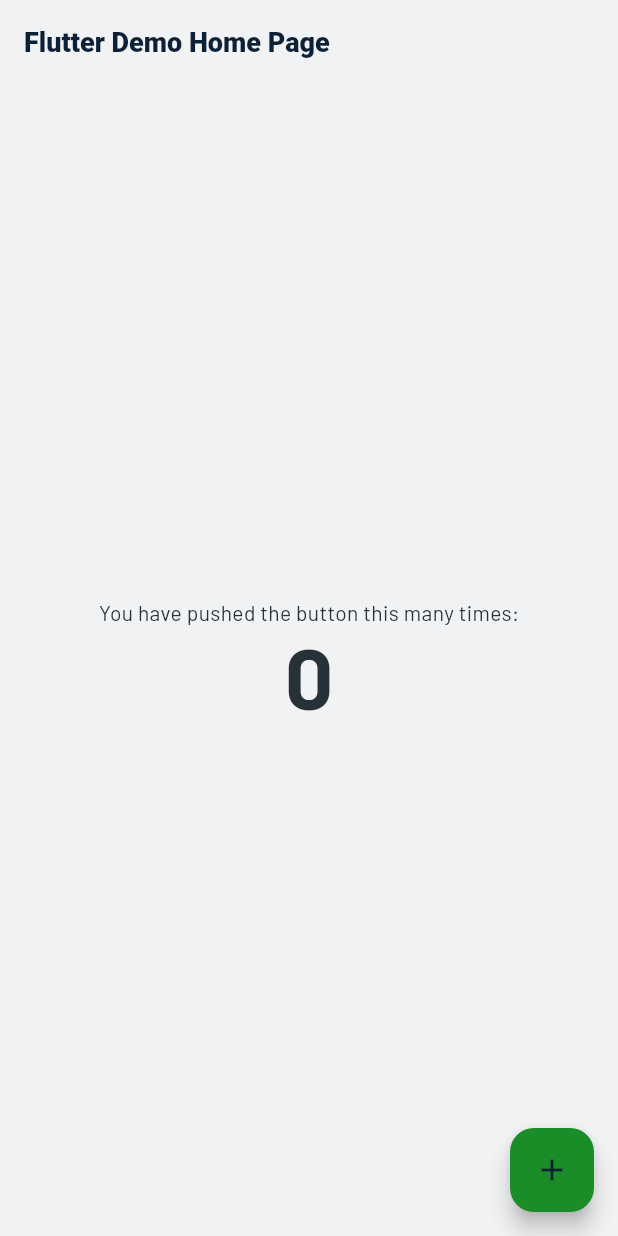
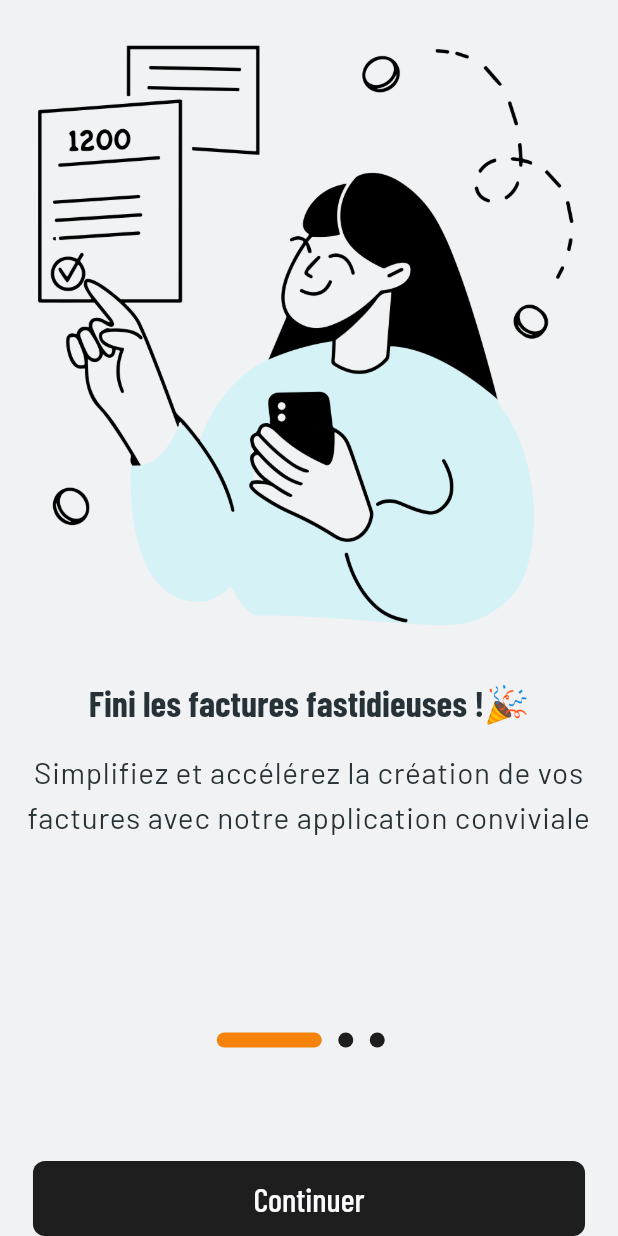
Before and after one commit to Brughth/Lost-and-found, a Flutter app: the screen it shows after launch, on a phone screen of 412 x 824 dp. Run offline on Flutter 3.47's test engine with Material 3 defaults, Android fonts, the light colour scheme and no system bars; our stand-ins replace auto_route, flutter_screenutil, get_it, google_fonts.

Commit message:
setup routing, locator, bootstrap, onboarding, tec..

```diff
--- /dev/null
+++ b/lib/bootstrap.dart
@@ -0,0 +1,40 @@
+import 'dart:async';
+
+import 'package:biz_invoice/service_locator.dart';
+import 'package:flutter/foundation.dart';
+import 'package:flutter/material.dart';
+import 'package:flutter/services.dart';
+
+_setupApplication() {
+  /// Hide status bar for splash screen
+  // SystemChrome.setEnabledSystemUIMode(SystemUiMode.leanBack);
+
+  LicenseRegistry.addLicense(
+    () async* {
+      final license = await rootBundle.loadString('google_fonts/OFL.txt');
+      yield LicenseEntryWithLineBreaks(
+        ['google_fonts'],
+        license,
+      );
+    },
+  );
+}
+
+bootstrap({
+  required FutureOr<Widget> Function() builder,
+}) {
+  runZonedGuarded(
+    () async {
+      WidgetsFlutterBinding.ensureInitialized();
+      _setupApplication();
+      setupLocator();
+
+      runApp(await builder.call());
+    },
+    (error, stack) {
+      if (kDebugMode) {
+        print(error);
+      }
+    },
+  );
+}
--- a/lib/main.dart
+++ b/lib/main.dart
@@ -1,117 +1,8 @@
-import 'dart:async';
+import 'bootstrap.dart';
+import 'shared/application.dart';
 
-import 'package:biz_invoice/shared/theme/dark_theme.dart';
-import 'package:biz_invoice/shared/theme/light_theme.dart';
-import 'package:flutter/foundation.dart';
-import 'package:flutter/material.dart';
-import 'package:flutter/services.dart';
-
-_setupApplication() {
-  /// Hide status bar for splash screen
-  // SystemChrome.setEnabledSystemUIMode(SystemUiMode.leanBack);
-
-  LicenseRegistry.addLicense(
-    () async* {
-      final license = await rootBundle.loadString('google_fonts/OFL.txt');
-      yield LicenseEntryWithLineBreaks(
-        ['google_fonts'],
-        license,
-      );
-    },
+void main() {
+  bootstrap(
+    builder: () => Application(),
   );
 }
-
-void main() {
-  runZonedGuarded(
-    () {
-      WidgetsFlutterBinding.ensureInitialized();
-      _setupApplication();
-
-      runApp(const MyApp());
-    },
-    (error, stack) {
-      if (kDebugMode) {
-        print(error);
-      }
-    },
-  );
-}
-
-class MyApp extends StatelessWidget {
-  const MyApp({super.key});
-
-  @override
-  Widget build(BuildContext context) {
-    return AnnotatedRegion<SystemUiOverlayStyle>(
-      value: const SystemUiOverlayStyle(
-        statusBarColor: Colors.transparent,
-      ),
-      child: MaterialApp(
-        title: 'Biz Invoice',
-        debugShowCheckedModeBanner: false,
-        theme: buildLightTheme(),
-        darkTheme: buildDarkTheme(),
-        themeMode: ThemeMode.light,
-        home: const MyHomePage(
-          title: 'Flutter Demo Home Page',
-        ),
-      ),
-    );
-  }
-}
-
-class MyHomePage extends StatefulWidget {
-  const MyHomePage({super.key, required this.title});
-
-  final String title;
-
-  @override
-  State<MyHomePage> createState() => _MyHomePageState();
-}
-
-class _MyHomePageState extends State<MyHomePage> {
-  int _counter = 0;
-
-  void _incrementCounter() {
-    setState(() {
-      _counter++;
-    });
-  }
-
-  @override
-  Widget build(BuildContext context) {
-    return Scaffold(
-      appBar: AppBar(
-        title: Text(
-          widget.title,
-          style: const TextStyle(),
-        ),
-      ),
-      body: Center(
-        child: Column(
-          mainAxisAlignment: MainAxisAlignment.center,
-          children: <Widget>[
-            const Text(
-              'You have pushed the button this many times:',
-            ),
-            Text(
-              '$_counter',
-              style: Theme.of(context).textTheme.displayLarge,
-            ),
-          ],
-        ),
-      ),
-      floatingActionButton: FloatingActionButton(
-        onPressed: () {
-          Navigator.of(context).push(MaterialPageRoute(builder: (context) {
-            return Scaffold(
-              appBar: AppBar(),
-            );
-          }));
-        },
-        tooltip: 'Increment',
-        child: const Icon(Icons.add),
-      ),
-    );
-  }
-}
--- /dev/null
+++ b/lib/onboarding/onboarding_item_widget.dart
@@ -0,0 +1,45 @@
+import 'package:biz_invoice/shared/extensions/context_extensions.dart';
+import 'package:flutter/material.dart';
+import 'package:flutter_screenutil/flutter_screenutil.dart';
+
+class OnboardingItemWidget extends StatelessWidget {
+  final String image;
+  final String title;
+  final String description;
+  const OnboardingItemWidget({
+    super.key,
+    required this.image,
+    required this.title,
+    required this.description,
+  });
+
+  @override
+  Widget build(BuildContext context) {
+    return Column(
+      children: [
+        Image.asset(
+          image,
+        ),
+        SizedBox(height: 20.h),
+        Text(
+          title,
+          style: context.textTheme.headlineSmall!.copyWith(
+            fontWeight: FontWeight.w700,
+          ),
+        ),
+        SizedBox(height: 15.h),
+        Padding(
+          padding: EdgeInsets.symmetric(horizontal: 15.w),
+          child: Text(
+            description,
+            textAlign: TextAlign.center,
+            style: context.textTheme.bodyLarge?.copyWith(
+              //fontWeight: FontWeight.w400,
+              fontSize: 18.sp,
+            ),
+          ),
+        )
+      ],
+    );
+  }
+}
--- /dev/null
+++ b/lib/onboarding/onboarding_screen.dart
@@ -0,0 +1,154 @@
+import 'package:auto_route/auto_route.dart';
+import 'package:biz_invoice/shared/theme/app_colors.dart';
+import 'package:biz_invoice/shared/utils/const.dart';
+import 'package:biz_invoice/shared/widgets/app_button.dart';
+import 'package:flutter/material.dart';
+import 'package:flutter/services.dart';
+import 'package:flutter_screenutil/flutter_screenutil.dart';
+
+import 'onboarding_item_widget.dart';
+
+@RoutePage()
+class OnboardingScreen extends StatefulWidget {
+  const OnboardingScreen({super.key});
+
+  @override
+  State<OnboardingScreen> createState() => _OnboardingScreenState();
+}
+
+class _OnboardingScreenState extends State<OnboardingScreen> {
+  late PageController pageController;
+
+  int index = 0;
+
+  @override
+  void initState() {
+    pageController = PageController(
+      initialPage: index,
+    );
+    super.initState();
+  }
+
+  @override
+  void dispose() {
+    pageController.dispose();
+    super.dispose();
+  }
+
+  Color getCurrentDotIndicatorColor(int index) {
+    return switch (index) {
+      0 => kYellow,
+      1 => kPrimary,
+      2 => kDarkSecondary,
+      _ => kBlack,
+    };
+  }
+
+  @override
+  Widget build(BuildContext context) {
+    return AnnotatedRegion<SystemUiOverlayStyle>(
+      value: Theme.of(context).appBarTheme.systemOverlayStyle!,
+      child: Scaffold(
+        body: Column(
+          children: [
+            SizedBox(
+              height: MediaQuery.paddingOf(context).top,
+            ),
+            Expanded(
+              flex: 5,
+              child: PageView(
+                controller: pageController,
+                onPageChanged: (value) {
+                  setState(() {
+                    index = value;
+                  });
+                },
+                children: const [
+                  OnboardingItemWidget(
+                    image: 'assets/images/create.png',
+                    title: 'Fini les factures fastidieuses !🎉',
+                    description:
+                        'Simplifiez et accélérez la création de vos factures avec notre application conviviale',
+                  ),
+                  OnboardingItemWidget(
+                    image: 'assets/images/template.png',
+                    title: 'Des factures à votre image !🔥',
+                    description:
+                        'Personnalisez vos factures avec votre logo, vos couleurs et vos informations.',
+                  ),
+                  OnboardingItemWidget(
+                    image: 'assets/images/send.png',
+                    title: 'Factures envoyées, clients satisfaits !💸',
+                    description:
+                        'Partagez vos factures avec vos clients en quelques clics. pdf, image, etc...',
+                  ),
+                ],
+              ),
+            ),
+            const SizedBox(
+              height: 10,
+            ),
+            Expanded(
+              child: Padding(
+                padding: EdgeInsets.symmetric(horizontal: 20.w),
+                child: Column(
+                  mainAxisAlignment: MainAxisAlignment.spaceBetween,
+                  crossAxisAlignment: CrossAxisAlignment.center,
+                  children: [
+                    Row(
+                      mainAxisAlignment: MainAxisAlignment.center,
+                      children: List.generate(
+                        3,
+                        (i) {
+                          return Padding(
+                            padding: EdgeInsets.only(right: 10.w),
+                            child: AnimatedContainer(
+                              duration: const Duration(milliseconds: 1000),
+                              child: Container(
+                                width: index == i ? 70 : 10,
+                                height: 10,
+                                decoration: BoxDecoration(
+                                  color: index == i
+                                      ? getCurrentDotIndicatorColor(i)
+                                      : kBlack,
+                                  shape: index == i
+                                      ? BoxShape.rectangle
+                                      : BoxShape.circle,
+                                  borderRadius: index == i
+                                      ? BorderRadius.circular(8)
+                                      : null,
+                                ),
+                              ),
+                            ),
+                          );
+                        },
+                      ),
+                    ),
+                    AppButton(
+                      onPressed: () {
+                        if (index <= 1) {
+                          setState(() {
+                            pageController.nextPage(
+                              duration: appDurationDouble,
+                              curve: Curves.ease,
+                            );
+                          });
+                          return;
+                        }
+                      },
+                      bgColor: kBlack,
+                      text: index == 2 ? 'Commencer' : 'Continuer',
+                    ),
+                  ],
+                ),
+              ),
+            ),
+            SizedBox(
+              height: MediaQuery.paddingOf(context).top,
+            ),
+          ],
+        ),
+      ),
+    );
+  }
+}
--- /dev/null
+++ b/lib/service_locator.dart
@@ -0,0 +1,8 @@
+import 'package:biz_invoice/shared/routing/app_router.dart';
+import 'package:get_it/get_it.dart';
+
+final getIt = GetIt.instance;
+
+void setupLocator() {
+  getIt.registerSingleton<AppRouter>(AppRouter());
+}
--- /dev/null
+++ b/lib/shared/application.dart
@@ -0,0 +1,37 @@
+import 'package:biz_invoice/service_locator.dart';
+import 'package:biz_invoice/shared/routing/app_router.dart';
+import 'package:flutter/material.dart';
+import 'package:flutter_screenutil/flutter_screenutil.dart';
+
+import 'theme/dark_theme.dart';
+import 'theme/light_theme.dart';
+
+class Application extends StatelessWidget {
+  Application({super.key});
+
+  final _appRouter = getIt.get<AppRouter>();
+
+  @override
+  Widget build(BuildContext context) {
+    return ScreenUtilInit(
+      designSize: const Size(375, 812),
+      child: MaterialApp.router(
+        title: 'Biz Invoice',
+        debugShowCheckedModeBanner: false,
+        theme: buildLightTheme(),
+        darkTheme: buildDarkTheme(),
+        themeMode: ThemeMode.light,
+        routerConfig: _appRouter.config(),
+        builder: (context, child) => _unFocusWrapper(child),
+      ),
+    );
+  }
+}
+
+Widget _unFocusWrapper(Widget? child) {
+  return GestureDetector(
+    behavior: HitTestBehavior.opaque,
+    onTap: () => FocusManager.instance.primaryFocus?.unfocus(),
+    child: child,
+  );
+}
--- /dev/null
+++ b/lib/shared/extensions/context_extensions.dart
@@ -0,0 +1,15 @@
+import 'package:flutter/material.dart';
+
+extension ThemeDataX on BuildContext {
+  Brightness get brightness => Theme.of(this).brightness;
+
+  ColorScheme get colorScheme => Theme.of(this).colorScheme;
+
+  TextTheme get textTheme => Theme.of(this).textTheme;
+
+  ThemeData get theme => Theme.of(this);
+}
+
+extension MediaQueryX on BuildContext {
+  Size get screenSize => MediaQuery.of(this).size;
+}
--- /dev/null
+++ b/lib/shared/routing/app_router.dart
@@ -0,0 +1,16 @@
+import 'package:auto_route/auto_route.dart';
+
+import '../../onboarding/onboarding_screen.dart';
+
+part 'app_router.gr.dart';
+
+@AutoRouterConfig()
+class AppRouter extends _$AppRouter {
+  @override
+  List<AutoRoute> get routes => [
+        AutoRoute(
+          page: OnboardingRoute.page,
+          initial: true,
+        )
+      ];
+}
--- a/lib/shared/theme/app_colors.dart
+++ b/lib/shared/theme/app_colors.dart
@@ -34,6 +34,8 @@ const ColorScheme kDarkColorScheme = ColorScheme(
 /// basic colors
 const kSecondary = Color(0xFF64c66f);
 const kPrimary = Color(0xFF1a8c28);
+const kDarkSecondary = Color(0xff7cacf8);
+const kYellow = Color(0xfff5820b);
 
 const kTeal400 = Color(0xFF26A69A);
 const kGrey900 = Color(0xFF263238);
@@ -49,7 +51,7 @@ const kRedColorHeart = Color(0xFFf22742);
 const kLightPrimary = Color(0xfffcfcff);
 const kLightAccent = Color(0xFF1E1E1E);
 const kDarkAccent = Color(0xffd3e3fd);
-const Color black = Color(0xFF1E1E1E);
+const Color kBlack = Color(0xFF1E1E1E);
 
 const kLightBG = Color(0xffF1F2F3); // 0xffd3e3fd
 const kLightText = Color(0xffd3e3fd); //
--- /dev/null
+++ b/lib/shared/utils/const.dart
@@ -0,0 +1,2 @@
+const appDuration = Duration(milliseconds: 500);
+const appDurationDouble = Duration(milliseconds: 1000);
--- /dev/null
+++ b/lib/shared/widgets/app_button.dart
@@ -0,0 +1,94 @@
+import 'package:biz_invoice/shared/extensions/context_extensions.dart';
+import 'package:biz_invoice/shared/theme/app_colors.dart';
+import 'package:flutter/cupertino.dart';
+import 'package:flutter/material.dart';
+
+class AppButton extends StatelessWidget {
+  final Widget? child;
+  final VoidCallback? onPressed;
+  final Color? bgColor;
+  final Color? borderColor;
+  final bool enable;
+  final bool haveTop;
+  final bool loading;
+  final Color? loadingColor;
+  final double height;
+  final String? text;
+
+  const AppButton({
+    Key? key,
+    this.child,
+    this.onPressed,
+    this.enable = true,
+    this.bgColor,
+    this.borderColor,
+    this.loading = false,
+    this.haveTop = true,
+    this.height = 50.0,
+    this.loadingColor,
+    this.text,
+  }) : super(key: key);
+
+  @override
+  Widget build(BuildContext context) {
+    return Stack(
+      alignment: Alignment.center,
+      children: [
+        Container(
+          height: height,
+          decoration: BoxDecoration(
+            borderRadius: BorderRadius.circular(8),
+            color: enable ? bgColor : bgColor?.withOpacity(.6),
+            border: borderColor != null
+                ? Border.all(
+                    color: borderColor!,
+                    width: 1.5,
+                  )
+                : null,
+          ),
+          child: Material(
+            color: Colors.transparent,
+            child: InkWell(
+              onTap:
+                  (!loading && enable && onPressed != null) ? onPressed : null,
+              borderRadius: BorderRadius.circular(8),
+              child: Container(
+                width: double.infinity,
+                alignment: Alignment.center,
+                child: Opacity(
+                  opacity: loading ? 0 : 1,
+                  child: text != null
+                      ? Text(
+                          text!,
+                          style: context.textTheme.titleLarge?.copyWith(
+                            color: kLightPrimary,
+                            fontWeight: FontWeight.w500,
+                          ),
+                        )
+                      : child,
+                ),
+              ),
+            ),
+          ),
+        ),
+        loading == false
+            ? Container()
+            : Positioned.fill(
+                child: Center(
+                  child: CupertinoTheme(
+                    data: CupertinoTheme.of(context).copyWith(
+                      brightness: bgColor == kPrimary
+                          ? Brightness.dark
+                          : Brightness.light,
+                    ),
+                    child: CupertinoActivityIndicator(
+                      radius: 16,
+                      color: loadingColor,
+                    ),
+                  ),
+                ),
+              ),
+      ],
+    );
+  }
+}
```
Also changed, not shown: pubspec.yaml (+9 -17 lines), assets/images/create.png (added), assets/images/create_dark.png (added), assets/images/logo.png (added), assets/images/logo_hor.png (added), assets/images/logo_vert.png (added), assets/images/send.png (added), assets/images/template.png (added), lib/shared/routing/app_router.gr.dart (added), pubspec.lock, 1 other file.
